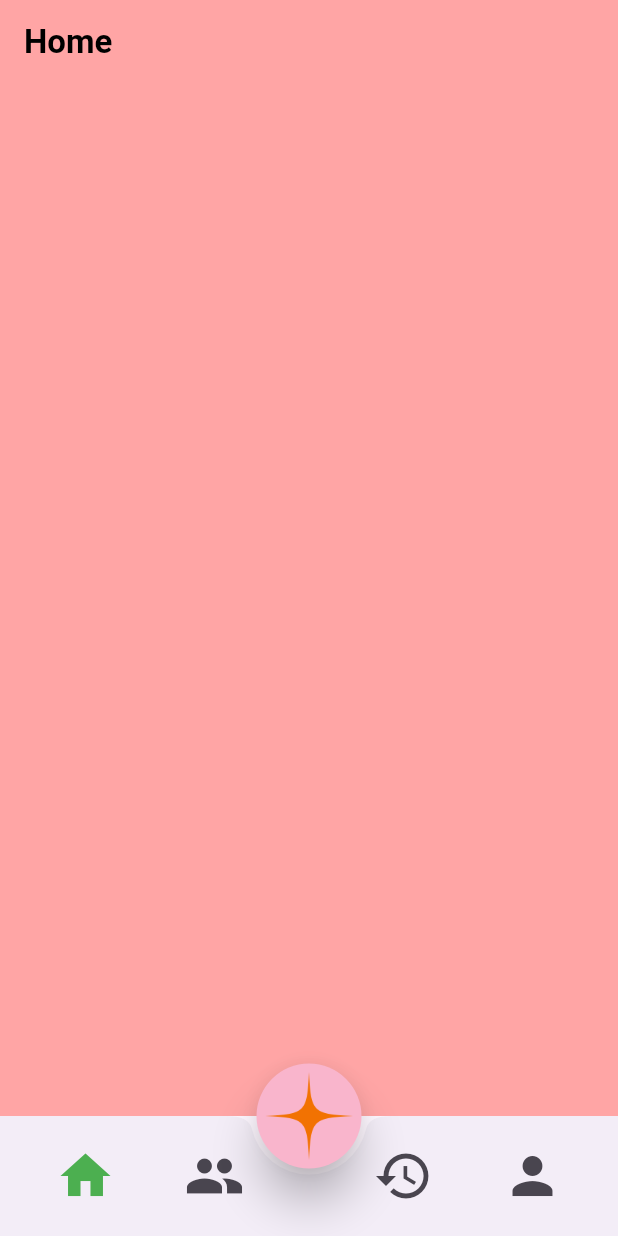
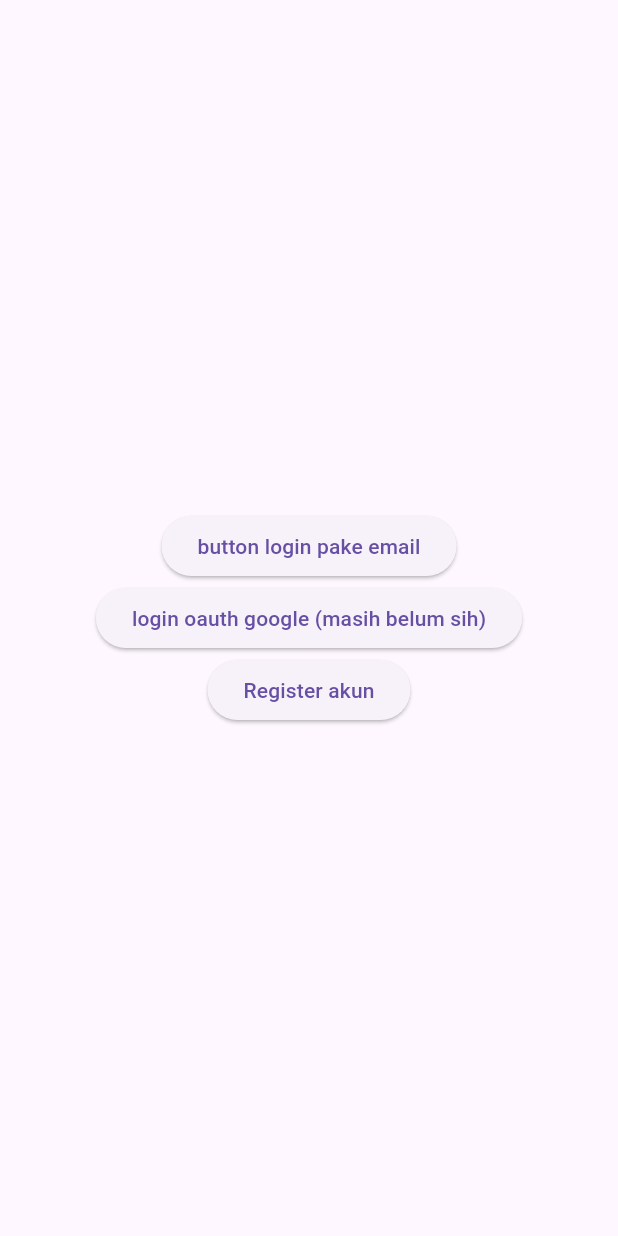
Before and after one commit to Ergiaa/splitin-frontend, a Flutter app: the screen it shows after launch, on a phone screen of 412 x 824 dp. Run offline on Flutter 3.47's test engine with Material 3 defaults, Android fonts, the phone set to English and light mode, and no system bars.

Commit message:
Add routing

```diff
--- a/lib/main.dart
+++ b/lib/main.dart
@@ -1,6 +1,10 @@
 import 'package:flutter/material.dart';
 import 'package:provider/provider.dart';
+import 'package:splitin_frontend/login_page.dart';
+import 'package:splitin_frontend/main_page.dart';
 import 'package:splitin_frontend/navigation_index_model.dart';
+import 'package:splitin_frontend/register_page.dart';
+import 'package:splitin_frontend/scan_page.dart';
 import 'package:splitin_frontend/splitin_app.dart';
 
 void main() {
@@ -20,32 +24,14 @@ class MainApp extends StatelessWidget {
   Widget build(BuildContext context) {
     return MaterialApp(
       debugShowCheckedModeBanner: false,
-      home: const SplitInApp(),
+      home: const MainPage(),
       routes: {
+        // "/": (context) => const MainPage(),
         "/scanpage": (context) => const ScanPage(),
-        "/mainpage":(context) => const SplitInApp()
+        "/homepage":(context) => const SplitInApp(),
+        "/loginpage": (context) => const LoginPage(),
+        "/registerpage": (context) => const RegisterPage()
       },
     );
   }
 }
-
-class ScanPage extends StatefulWidget{
-  const ScanPage({super.key});
-
-  @override
-  State<StatefulWidget> createState() => _ScanPageState();
-}
-
-class _ScanPageState extends State<ScanPage>{
-  @override
-  Widget build(BuildContext context) {
-    // TODO: implement build
-    return Scaffold(
-      appBar: AppBar(
-        leading: IconButton(onPressed: (){
-          Navigator.pop(context);
-        }, icon: Icon(Icons.arrow_back)),
-      ),
-    );
-  }
-}
--- /dev/null
+++ b/lib/main_page.dart
@@ -0,0 +1,31 @@
+import 'package:flutter/material.dart';
+class MainPage extends StatefulWidget{
+  const MainPage({super.key});
+
+  @override
+  State<StatefulWidget> createState() => _MainPageState();
+}
+
+class _MainPageState extends State<MainPage>{
+  @override
+  Widget build(BuildContext context) {
+    // TODO: implement build
+    return Scaffold(
+      body: Center(
+        child: Column(
+          mainAxisAlignment: MainAxisAlignment.center,
+          children: [
+            ElevatedButton(onPressed: (){
+              Navigator.pushNamed(context, "/loginpage");
+            }, child: Text("button login pake email")),
+            ElevatedButton(onPressed: (){}, child: Text("login oauth google (masih belum sih)")),
+            ElevatedButton(onPressed: (){
+              Navigator.pushNamed(context, "/registerpage");
+            }, child: Text("Register akun"))
+
+          ],
+        ),
+      )
+    );
+  }
+}
```
Also changed, not shown: lib/login_page.dart (added, +41 -0 lines), lib/register_page.dart (added, +24 -0 lines), lib/scan_page.dart (added, +23 -0 lines).
